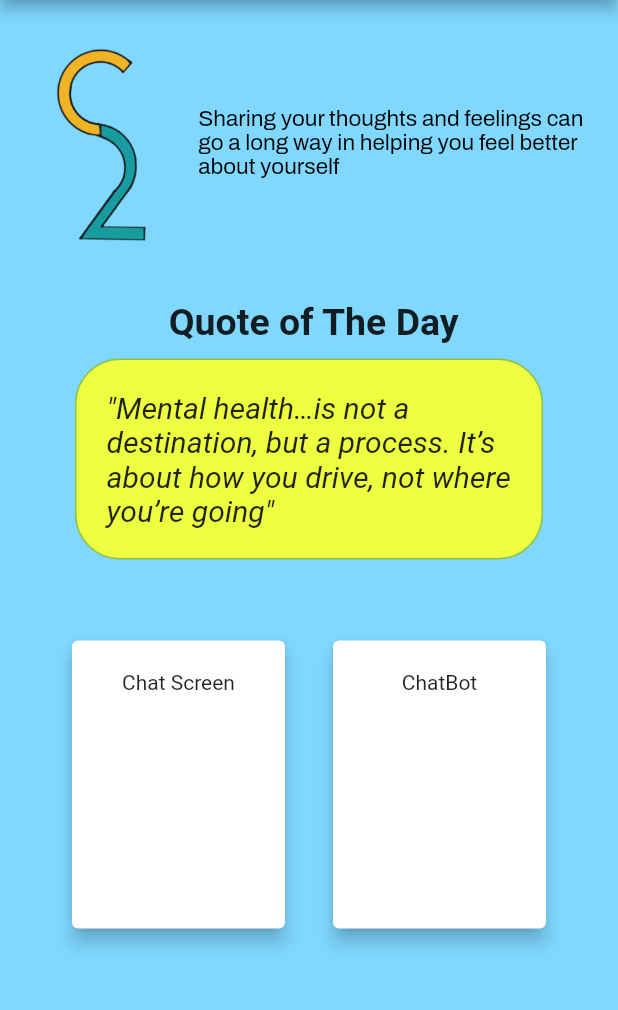
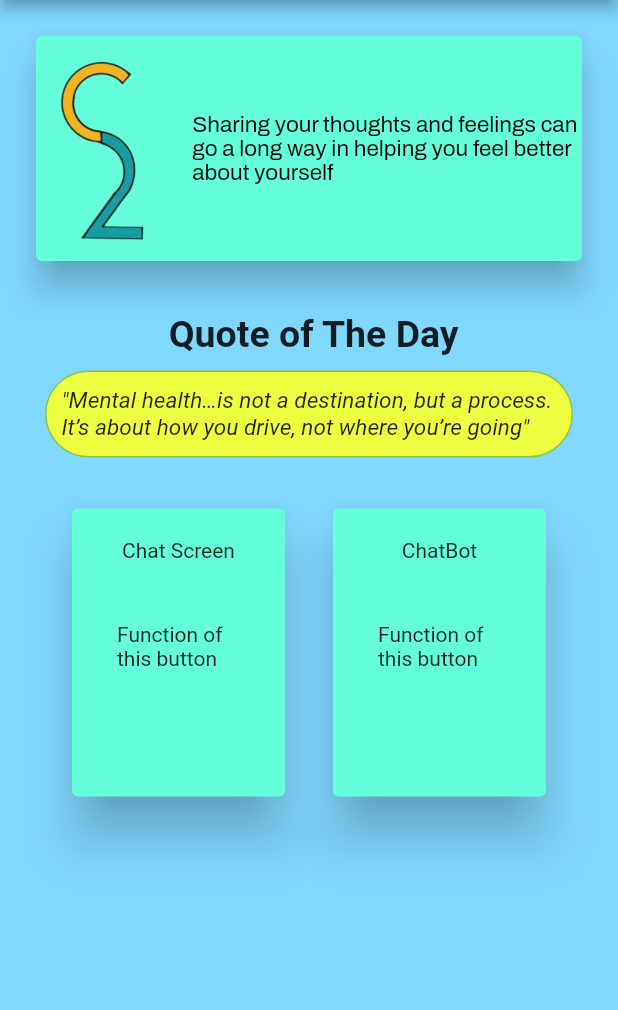
Before and after one commit to kk2211/Care2Share, a Flutter app: the MenuScreen screen opened by its route, on a phone screen of 412 x 824 dp, the part 84-1094 px from its top. Run offline on Flutter 3.47's test engine with Material 2 defaults, Android fonts, the phone set to English and light mode, and no system bars; our stand-ins replace cloud_firestore, firebase_auth, firebase_core, google_fonts, modal_progress_hud, shared_preferences; accounts and stored records are empty; network calls fail.

Commit message:
random user function

```diff
--- /dev/null
+++ b/lib/Firebase/autth_methods.dart
@@ -0,0 +1,16 @@
+import 'package:firebase_auth/firebase_auth.dart';
+
+var auth = FirebaseAuth.instance;
+User getCurrentUser() {
+  User loggedInUser;
+  try {
+    final user = auth.currentUser;
+    if (user != null) {
+      loggedInUser = user;
+
+    }
+  } catch (e) {
+    print(e);
+  }
+  return loggedInUser;
+}
--- a/lib/screens/menu_screen.dart
+++ b/lib/screens/menu_screen.dart
@@ -2,9 +2,12 @@ import 'package:cloud_firestore/cloud_firestore.dart';
 import 'package:flutter/material.dart';
 import 'package:google_fonts/google_fonts.dart';
 import "package:m_app/components/quotes.dart";
+import 'package:m_app/screens/chat_menu.dart';
+import 'package:m_app/screens/chatbot.dart';
 import 'package:m_app/screens/welcome_screen.dart';
 import 'package:shared_preferences/shared_preferences.dart';
 import 'package:firebase_auth/firebase_auth.dart';
+import "package:m_app/Firebase/autth_methods.dart";
 
 final _firestore = FirebaseFirestore.instance;
 User loggedInUser;
@@ -28,19 +31,20 @@ class _MenuScreenState extends State<MenuScreen> {
       });
     });
 
-    getCurrentUser();
+    loggedInUser = getCurrentUser();
+
   }
 
-  void getCurrentUser() {
-    try {
-      final user = _auth.currentUser;
-      if (user != null) {
-        loggedInUser = user;
-      }
-    } catch (e) {
-      print(e);
-    }
-  }
+  // void getCurrentUser() {
+  //   try {
+  //     final user = _auth.currentUser;
+  //     if (user != null) {
+  //       loggedInUser = user;
+  //     }
+  //   } catch (e) {
+  //     print(e);
+  //   }
+  // }
 
   @override
   Widget build(BuildContext context) {
@@ -72,7 +76,10 @@ class _MenuScreenState extends State<MenuScreen> {
         padding: const EdgeInsets.all(20.0),
         child: Column(
           children: [
-            Row(
+            Card(
+              color: Colors.tealAccent,
+              elevation: 10,
+              child: Row(
                 children: [
                   Flexible(
                     child: Container(
@@ -86,9 +93,11 @@ class _MenuScreenState extends State<MenuScreen> {
                   Text(
                     "Sharing your thoughts and feelings can \ngo a long way in helping you feel better\nabout yourself   ",
                     style: GoogleFonts.archivo(
-                      textStyle: TextStyle(color: Colors.black, fontSize: 15)),
+                        textStyle:
+                            TextStyle(color: Colors.black, fontSize: 15)),
                   ),
                 ],
+              ),
             ),
             SizedBox(
               height: 30,
@@ -103,21 +112,22 @@ class _MenuScreenState extends State<MenuScreen> {
               ),
             ),
             Padding(
-              padding: const EdgeInsets.fromLTRB(30, 10, 30, 30),
+              padding: const EdgeInsets.fromLTRB(10, 10, 10, 10),
               child: Container(
+                constraints: BoxConstraints(maxHeight: 150),
                 decoration: BoxDecoration(
                     color: Colors.limeAccent,
                     border: Border.all(
                       color: Colors.lightGreen,
                     ),
                     borderRadius: BorderRadius.all(Radius.circular((30)))),
-                padding: EdgeInsets.all(20),
+                padding: EdgeInsets.all(10),
                 child: Text(
                   quote,
                   style: TextStyle(
                     color: Colors.black87,
                     fontStyle: FontStyle.italic,
-                    fontSize: 20,
+                    fontSize: 15,
                   ),
                 ),
               ),
@@ -132,18 +142,22 @@ class _MenuScreenState extends State<MenuScreen> {
                   height: 200,
                   width: 150,
                   child: GestureDetector(
-                    child: CardBox(text:"Chat Screen"),
+                    onTap: () {
+                      Navigator.pushNamed(context, ChatMenu.id);
+                    },
+                    child: CardBox(text: "Chat Screen"),
                   ),
                 ),
-
                 Container(
                   height: 200,
                   width: 150,
                   child: GestureDetector(
-                    child: CardBox(text:"ChatBot"),
+                    onTap: () {
+                      Navigator.pushNamed(context, ChatBot.id);
+                    },
+                    child: CardBox(text: "ChatBot"),
                   ),
                 ),
-
               ],
             ),
           ],
@@ -160,16 +174,19 @@ class CardBox extends StatelessWidget {
   @override
   Widget build(BuildContext context) {
     return Card(
-      color: Colors.white,
-      elevation: 5,
+      color: Colors.tealAccent,
+      elevation: 15,
       child: Padding(
-        padding: const EdgeInsets.only( top: 20),
+        padding: const EdgeInsets.only(top: 20),
         child: Column(
-          crossAxisAlignment:CrossAxisAlignment.center,
+          crossAxisAlignment: CrossAxisAlignment.center,
           children: [
-            Text(
-              text
-            ),
+            Text(text),
+            SizedBox(height: 10),
+            Padding(
+              padding: EdgeInsets.all(30),
+              child: Text("Function of this button"),
+            )
           ],
         ),
       ),
--- a/lib/screens/registration_screen.dart
+++ b/lib/screens/registration_screen.dart
@@ -125,9 +125,10 @@ class _RegistrationScreenState extends State<RegistrationScreen> {
           email: emailEditingController.text,
           password: passwordEditingController.text);
       if (newUser != null) {
-        Map<String, String> userData = {
+        Map<String,dynamic> userData = {
           "userName": usernameEditingController.text,
-          "userEmail": emailEditingController.text
+          "userEmail": emailEditingController.text,
+          "paired": new List()
         };
          _auth.signInWithEmailAndPassword(
             email: emailEditingController.text,
```
Also changed, not shown: lib/Firebase/firestore.dart (added, +74 -0 lines), lib/main.dart (+12 -4 lines), lib/screens/chat_menu.dart (+62 -0 lines), lib/screens/chatbot.dart (+14 -0 lines). Lines whose indentation alone changed are shown as unchanged.
